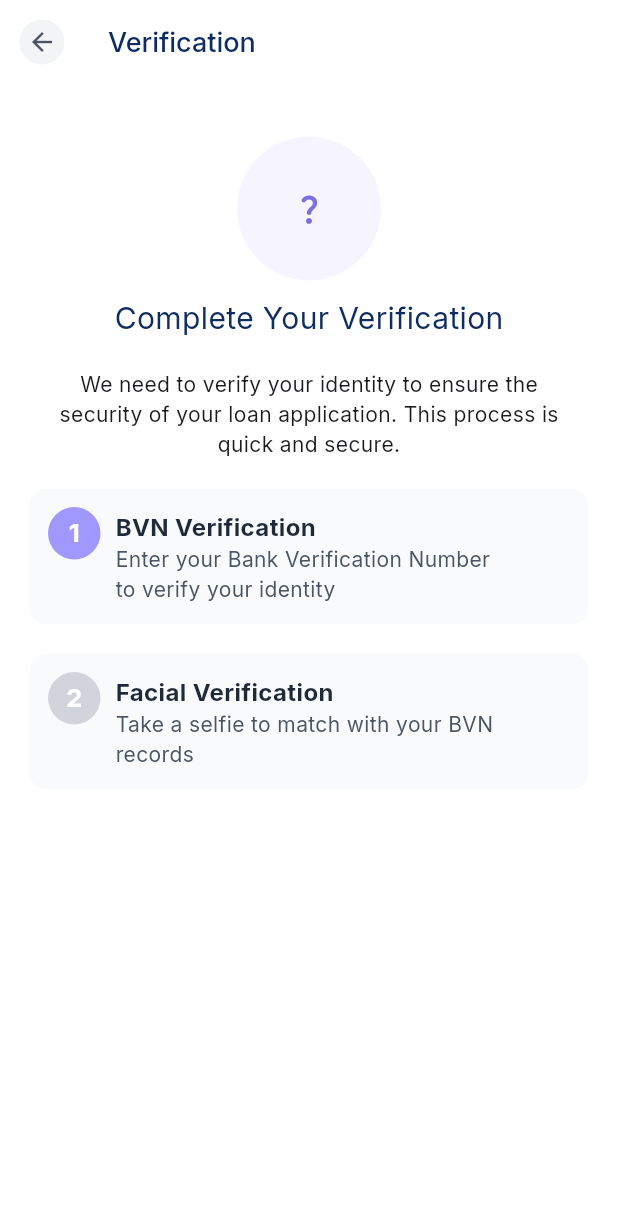
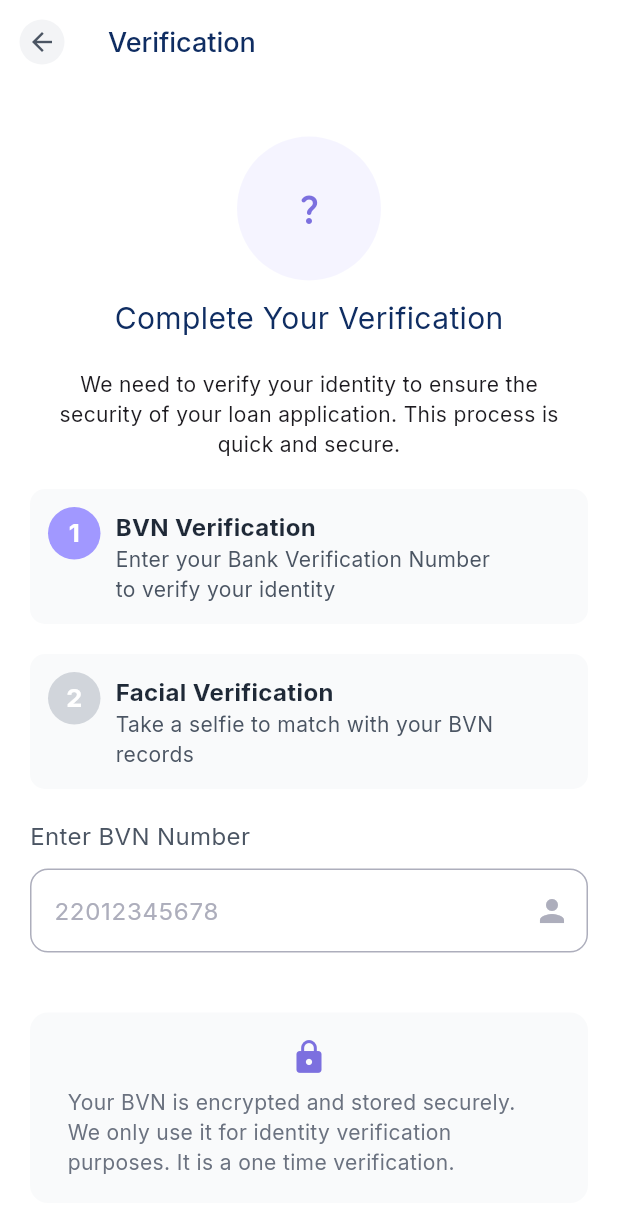
Before and after one commit to samsadeyemo/pcsloanamobilepp, a Flutter app: the BvnVerificationScreen screen opened by its route, on a phone screen of 412 x 824 dp. Shown: the top 1213 px of the screen. Run offline on Flutter 3.47's test engine with Material 3 defaults, Android fonts, the phone set to English and light mode, and no system bars; our stand-ins replace flutter_dotenv, flutter_riverpod, go_router, shared_preferences; accounts and stored records are empty; project files that could hold a hidden picture were left out.

Commit message:
Finished BVN Screen

```diff
--- a/lib/features/loan_application/presentation/bvn_verification_screen.dart
+++ b/lib/features/loan_application/presentation/bvn_verification_screen.dart
@@ -1,7 +1,9 @@
 import 'package:flutter/material.dart';
 import 'package:flutter/widgets.dart';
 import 'package:flutter_riverpod/flutter_riverpod.dart';
+import 'package:go_router/go_router.dart';
 import 'package:pcsloan/common/widgets/custom_circle_text_badge.dart';
+import 'package:pcsloan/common/widgets/gradient_action_button.dart';
 
 class BvnVerificationScreen extends ConsumerStatefulWidget {
   const BvnVerificationScreen({super.key});
@@ -12,6 +14,9 @@ class BvnVerificationScreen extends ConsumerStatefulWidget {
 }
 
 class _BvnVerificationScreen extends ConsumerState<BvnVerificationScreen> {
+  final TextEditingController _controller = TextEditingController();
+  String bvnNumber = '';
+
   @override
   Widget build(BuildContext context) {
     return Scaffold(
@@ -259,7 +264,118 @@ class _BvnVerificationScreen extends ConsumerState<BvnVerificationScreen> {
                           ),
                         ],
                       ),
+                      SizedBox(width: 10),
                     ],
+                  ),
+                ),
+                SizedBox(height: 20),
+                Text(
+                  'Enter BVN Number',
+                  style: TextStyle(color: Color(0xff4B5563), fontSize: 16),
+                ),
+                SizedBox(height: 10),
+
+                TextField(
+                  controller: _controller,
+                  keyboardType: TextInputType.number,
+                  decoration: InputDecoration(
+                    hintText: '22012345678',
+                    suffixIcon: Icon(Icons.person, color: Color(0xffADAEBC)),
+
+                    border: OutlineInputBorder(),
+                    enabledBorder: OutlineInputBorder(
+                      borderRadius: BorderRadius.circular(12),
+                      borderSide: BorderSide(color: Color(0xffADAEBC)),
+                    ),
+                    focusedBorder: OutlineInputBorder(
+                      borderRadius: BorderRadius.circular(12),
+                      borderSide: BorderSide(
+                        color: Colors.deepPurple,
+                        width: 2.0,
+                      ), // On focus
+                    ),
+                    errorBorder: OutlineInputBorder(
+                      borderRadius: BorderRadius.circular(12),
+                      borderSide: BorderSide(color: Colors.red), // On error
+                    ),
+                    focusedErrorBorder: OutlineInputBorder(
+                      borderRadius: BorderRadius.circular(12),
+                      borderSide: BorderSide(
+                        color: Colors.redAccent,
+                        width: 2.0,
+                      ),
+                    ),
+                    hintStyle: TextStyle(color: Color(0xffADAEBC)),
+                  ),
+                  onChanged: (value) {
+                    setState(() {
+                      bvnNumber = value;
+                    });
+                  },
+                ),
+                Align(
+                  alignment: Alignment.center,
+                  child: Padding(
+                    padding: EdgeInsets.only(top: 40),
+                    child: Container(
+                      padding: const EdgeInsets.symmetric(
+                        horizontal: 24,
+                        vertical: 16,
+                      ),
+                      decoration: BoxDecoration(
+                        color: const Color(0xFFF9FAFB),
+                        borderRadius: BorderRadius.circular(12),
+                        border: Border.all(color: Colors.transparent),
+                      ),
+                      child: Column(
+                        crossAxisAlignment: CrossAxisAlignment.start,
+                        children: [
+                          Align(
+                            alignment: Alignment.center,
+                            child: Icon(
+                              Icons.lock,
+                              size: 25,
+                              color: Color(0xff7C70DF),
+                            ),
+                          ),
+                          SizedBox(height: 8),
+                          Text(
+                            'Your BVN is encrypted and stored securely. We only use it for identity verification purposes. It is a one time verification. ',
+                            style: TextStyle(
+                              fontSize: 14,
+                              color: Color(0xFF6B7280),
+                            ),
+                          ),
+                        ],
+                      ),
+                    ),
+                  ),
+                ),
+                SizedBox(height: 20),
+                Divider(thickness: 2, color: Color(0xFFE5E7EB)),
+                SizedBox(height: 20),
+                GradientActionButton(
+                  text: "Proceed to Facial Verification",
+                  size: 18,
+                  onPressed: () {
+                    context.go("/bvn-verification-screen");
+                  },
+                ),
+                SizedBox(height: 20),
+                Align(
+                  alignment: Alignment.center,
+                  child: TextButton(
+                    onPressed: () {
+                      return null;
+                    },
+                    child: Text(
+                      "Need help with BVN?",
+                      style: TextStyle(
+                        fontSize: 16,
+                        color: Color(0xffA198FF),
+                        fontFamily: "Inter",
+                      ),
+                    ),
                   ),
                 ),
               ],
```
